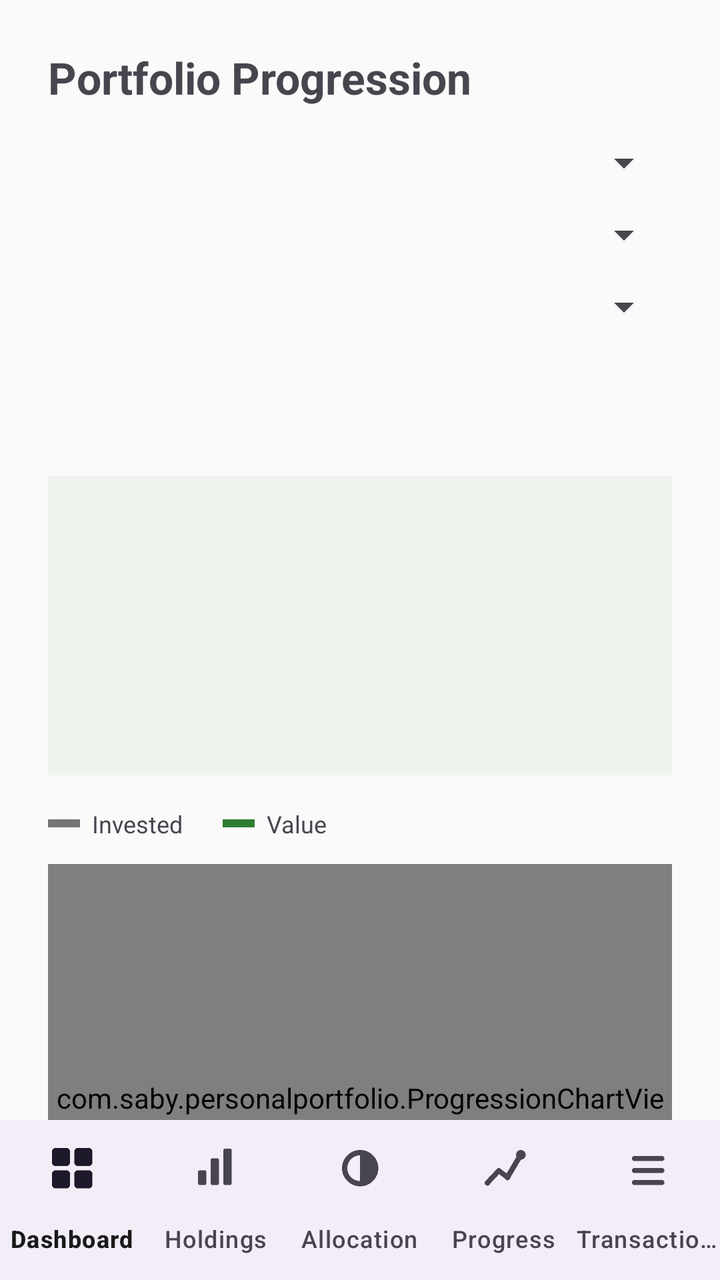
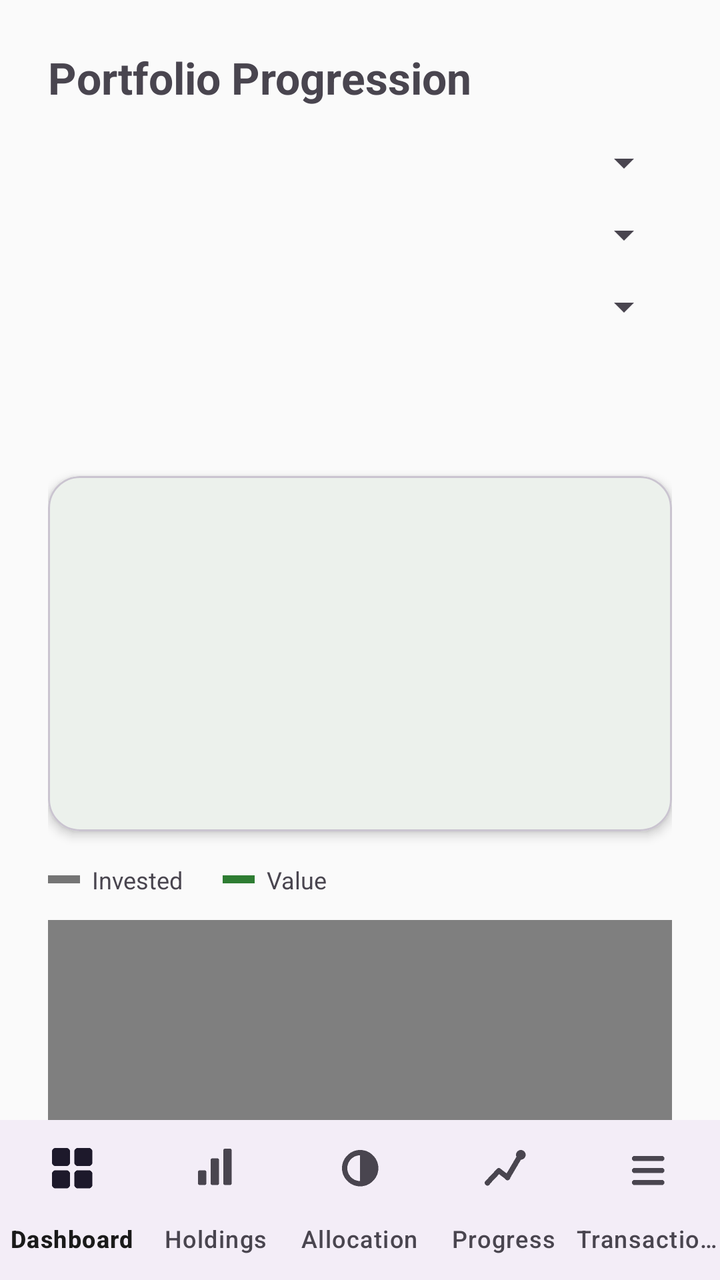

An Android layout rendered at two revisions. The XML below is the earlier revision; the diff shows what the commit changed to produce the second picture.
<!-- AndroidManifest.xml: application theme Theme.PersonalPortfolio -->
<!-- res/layout/activity_progression.xml -->
<?xml version="1.0" encoding="utf-8"?>
<LinearLayout xmlns:android="http://schemas.android.com/apk/res/android"
    xmlns:app="http://schemas.android.com/apk/res-auto"
    android:layout_width="match_parent"
    android:layout_height="match_parent"
    android:orientation="vertical">

    <androidx.core.widget.NestedScrollView
        android:layout_width="match_parent"
        android:layout_height="0dp"
        android:layout_weight="1"
        android:fillViewport="true">

        <LinearLayout
            android:layout_width="match_parent"
            android:layout_height="wrap_content"
            android:orientation="vertical"
            android:padding="24dp">

            <TextView
                android:layout_width="match_parent"
                android:layout_height="wrap_content"
                android:text="Portfolio Progression"
                android:textSize="22sp"
                android:textStyle="bold" />

            <Spinner
                android:id="@+id/progressionMemberSpinner"
                android:layout_width="match_parent"
                android:layout_height="wrap_content"
                android:layout_marginTop="16dp" />

            <Spinner
                android:id="@+id/progressionAxisSpinner"
                android:layout_width="match_parent"
                android:layout_height="wrap_content"
                android:layout_marginTop="12dp" />

            <Spinner
                android:id="@+id/progressionCurrencySpinner"
                android:layout_width="match_parent"
                android:layout_height="wrap_content"
                android:layout_marginTop="12dp" />

            <TextView
                android:id="@+id/progressionStatusText"
                android:layout_width="match_parent"
                android:layout_height="wrap_content"
                android:layout_marginTop="16dp"
                android:textSize="14sp" />

            
            <TextView
                android:id="@+id/progressionSpanText"
                android:layout_width="match_parent"
                android:layout_height="wrap_content"
                android:layout_marginTop="4dp"
                android:textSize="13sp"
                android:textStyle="bold"
                android:textColor="?attr/colorPrimary" />

            
            <LinearLayout
                android:layout_width="match_parent"
                android:layout_height="wrap_content"
                android:layout_marginTop="16dp"
                android:orientation="vertical"
                android:background="@color/colorSurfaceVariant"
                android:padding="16dp">

                <TextView
                    android:id="@+id/progressionDateText"
                    android:layout_width="match_parent"
                    android:layout_height="wrap_content"
                    android:textSize="16sp"
                    android:textStyle="bold" />

                <TextView
                    android:id="@+id/progressionInvestedText"
                    android:layout_width="match_parent"
                    android:layout_height="wrap_content"
                    android:layout_marginTop="8dp"
                    android:textSize="14sp" />

                <TextView
                    android:id="@+id/progressionValueText"
                    android:layout_width="match_parent"
                    android:layout_height="wrap_content"
                    android:layout_marginTop="4dp"
                    android:textSize="14sp" />

                <TextView
                    android:id="@+id/progressionGainText"
                    android:layout_width="match_parent"
                    android:layout_height="wrap_content"
                    android:layout_marginTop="4dp"
                    android:textSize="14sp" />

                <TextView
                    android:id="@+id/progressionXirrText"
                    android:layout_width="match_parent"
                    android:layout_height="wrap_content"
                    android:layout_marginTop="4dp"
                    android:textSize="14sp" />

            </LinearLayout>

            
            <LinearLayout
                android:layout_width="match_parent"
                android:layout_height="wrap_content"
                android:layout_marginTop="16dp"
                android:orientation="horizontal"
                android:gravity="center_vertical">

                <View
                    android:layout_width="16dp"
                    android:layout_height="4dp"
                    android:background="@color/colorNeutral" />

                <TextView
                    android:layout_width="wrap_content"
                    android:layout_height="wrap_content"
                    android:layout_marginStart="6dp"
                    android:text="Invested"
                    android:textSize="12sp" />

                <View
                    android:layout_width="16dp"
                    android:layout_height="4dp"
                    android:layout_marginStart="20dp"
                    android:background="@color/colorGain" />

                <TextView
                    android:layout_width="wrap_content"
                    android:layout_height="wrap_content"
                    android:layout_marginStart="6dp"
                    android:text="Value"
                    android:textSize="12sp" />

            </LinearLayout>

            <com.saby.personalportfolio.ProgressionChartView
                android:id="@+id/progressionChart"
                android:layout_width="match_parent"
                android:layout_height="250dp"
                android:layout_marginTop="12dp" />

            
            <SeekBar
                android:id="@+id/progressionSeekBar"
                android:layout_width="match_parent"
                android:layout_height="wrap_content"
                android:layout_marginTop="8dp"
                android:paddingTop="12dp"
                android:paddingBottom="12dp"
                android:progressDrawable="@drawable/progression_seekbar_track"
                android:thumb="@drawable/progression_seekbar_thumb"
                android:splitTrack="false" />

        </LinearLayout>

    </androidx.core.widget.NestedScrollView>

    <com.google.android.material.bottomnavigation.BottomNavigationView
        android:id="@+id/bottomNav"
        android:layout_width="match_parent"
        android:layout_height="wrap_content"
        app:menu="@menu/bottom_nav_menu"
        app:labelVisibilityMode="labeled" />

</LinearLayout>
<!-- resources referenced by this layout -->
<resources>
  <color name="colorGain">#2E7D32</color>
  <color name="colorNeutral">#757575</color>
  <color name="colorSurfaceVariant">#EEF3EE</color>
  <!-- drawable progression_seekbar_thumb (drawable) -->
  <?xml version="1.0" encoding="utf-8"?>
  <shape xmlns:android="http://schemas.android.com/apk/res/android"
      android:shape="oval">
      <solid android:color="@color/colorPrimary" />
      <size android:width="30dp" android:height="30dp" />
      <stroke android:width="4dp" android:color="@color/colorSurface" />
  </shape>
  <!-- drawable progression_seekbar_track (drawable) -->
  <?xml version="1.0" encoding="utf-8"?>
  <layer-list xmlns:android="http://schemas.android.com/apk/res/android">
      <item android:id="@android:id/background">
          <shape android:shape="rectangle">
              <corners android:radius="7dp" />
              <solid android:color="@color/colorSurfaceVariant" />
              <size android:height="14dp" />
          </shape>
      </item>
      <item android:id="@android:id/progress">
          <clip>
              <shape android:shape="rectangle">
                  <corners android:radius="7dp" />
                  <solid android:color="@color/colorPrimary" />
                  <size android:height="14dp" />
              </shape>
          </clip>
      </item>
  </layer-list>
  <style name="Theme.PersonalPortfolio" parent="Theme.Material3.DayNight.NoActionBar">
          <item name="colorPrimary">@color/colorPrimary</item>
          <item name="colorPrimaryVariant">@color/colorPrimaryVariant</item>
          <item name="colorOnPrimary">@color/colorOnPrimary</item>
  
          <item name="colorSecondary">@color/colorSecondary</item>
          <item name="colorOnSecondary">@color/colorOnSecondary</item>
  
          <item name="android:colorBackground">@color/colorBackground</item>
          <item name="colorOnBackground">@color/colorOnBackground</item>
  
          <item name="colorSurface">@color/colorSurface</item>
          <item name="colorOnSurface">@color/colorOnSurface</item>
  
          <item name="android:statusBarColor">@color/colorPrimaryVariant</item>
      </style>
  <color name="colorPrimary">#1B5E20</color>
  <color name="colorSurface">#FFFFFF</color>
  <color name="colorPrimaryVariant">#0D3B12</color>
  <color name="colorOnPrimary">#FFFFFF</color>
  <color name="colorSecondary">#00897B</color>
  <color name="colorOnSecondary">#FFFFFF</color>
  <color name="colorBackground">#FAFAFA</color>
  <color name="colorOnBackground">#1A1A1A</color>
  <color name="colorOnSurface">#1A1A1A</color>
</resources>

<!-- the commit's change to res/layout/activity_progression.xml (unified diff, before → after) -->
@@ -60,50 +60,62 @@
                 android:textColor="?attr/colorPrimary" />
 
             
+            <com.google.android.material.card.MaterialCardView
+                android:layout_width="match_parent"
+                android:layout_height="wrap_content"
+                android:layout_marginTop="16dp"
+                app:cardCornerRadius="16dp"
+                app:cardElevation="3dp">
+
             <LinearLayout
                 android:layout_width="match_parent"
                 android:layout_height="wrap_content"
-                android:layout_marginTop="16dp"
                 android:orientation="vertical"
-                android:background="@color/colorSurfaceVariant"
-                android:padding="16dp">
+                android:padding="20dp">
 
                 <TextView
                     android:id="@+id/progressionDateText"
                     android:layout_width="match_parent"
                     android:layout_height="wrap_content"
-                    android:textSize="16sp"
+                    android:textSize="14sp"
+                    android:textColor="@color/colorNeutral"
+                    android:textStyle="bold" />
+
+                <TextView
+                    android:id="@+id/progressionValueText"
+                    android:layout_width="match_parent"
+                    android:layout_height="wrap_content"
+                    android:layout_marginTop="6dp"
+                    android:textSize="26sp"
+                    android:textStyle="bold" />
+
+                <TextView
+                    android:id="@+id/progressionGainText"
+                    android:layout_width="match_parent"
+                    android:layout_height="wrap_content"
+                    android:layout_marginTop="6dp"
+                    android:textSize="15sp"
                     android:textStyle="bold" />
 
                 <TextView
                     android:id="@+id/progressionInvestedText"
                     android:layout_width="match_parent"
                     android:layout_height="wrap_content"
-                    android:layout_marginTop="8dp"
-                    android:textSize="14sp" />
-
-                <TextView
-                    android:id="@+id/progressionValueText"
-                    android:layout_width="match_parent"
-                    android:layout_height="wrap_content"
-                    android:layout_marginTop="4dp"
-                    android:textSize="14sp" />
-
-                <TextView
-                    android:id="@+id/progressionGainText"
-                    android:layout_width="match_parent"
-                    android:layout_height="wrap_content"
-                    android:layout_marginTop="4dp"
-                    android:textSize="14sp" />
+                    android:layout_marginTop="12dp"
+                    android:textSize="13sp"
+                    android:textColor="@color/colorNeutral" />
 
                 <TextView
                     android:id="@+id/progressionXirrText"
                     android:layout_width="match_parent"
                     android:layout_height="wrap_content"
                     android:layout_marginTop="4dp"
-                    android:textSize="14sp" />
+                    android:textSize="13sp"
+                    android:textColor="@color/colorNeutral" />
 
             </LinearLayout>
+
+            </com.google.android.material.card.MaterialCardView>
 
             
             <LinearLayout
